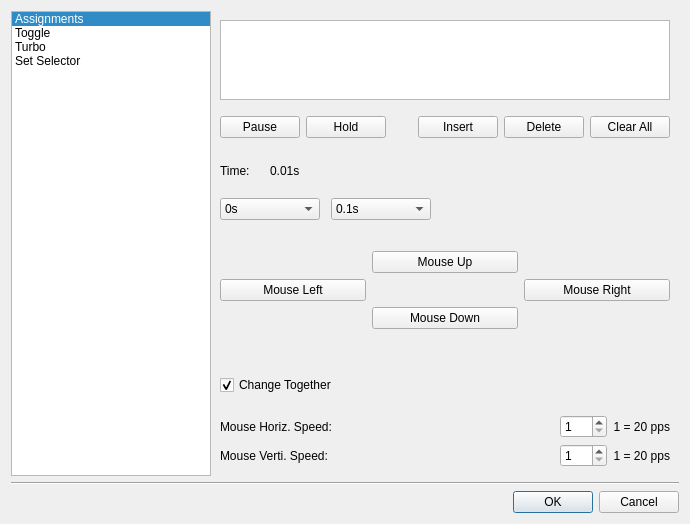
Before: the Qt Designer form advancebuttondialog.ui in AntiMicroX/antimicrox, drawn with Qt 5.
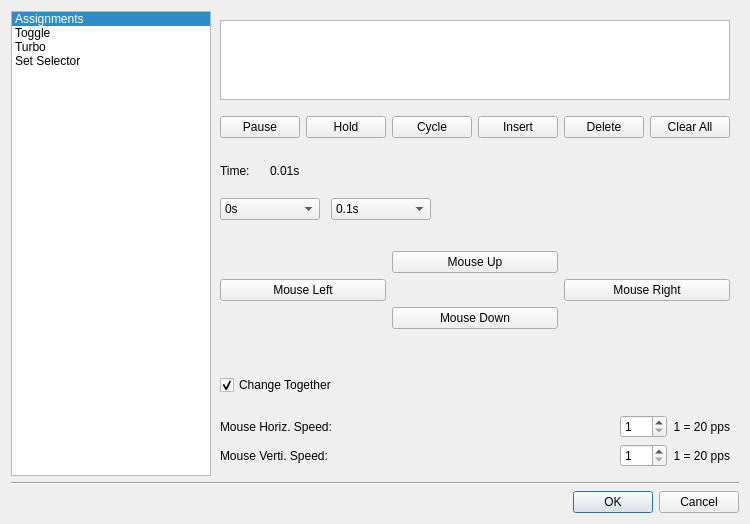
After: the same form once the commit is applied.

What changed in the file:
```diff
--- a/advancebuttondialog.ui
+++ b/advancebuttondialog.ui
@@ -167,6 +167,13 @@
              </property>
             </widget>
            </item>
+           <item>
+            <widget class="QPushButton" name="cyclePushButton">
+             <property name="text">
+              <string>Cycle</string>
+             </property>
+            </widget>
+           </item>
            <item>
             <spacer name="horizontalSpacer">
              <property name="orientation">
```
